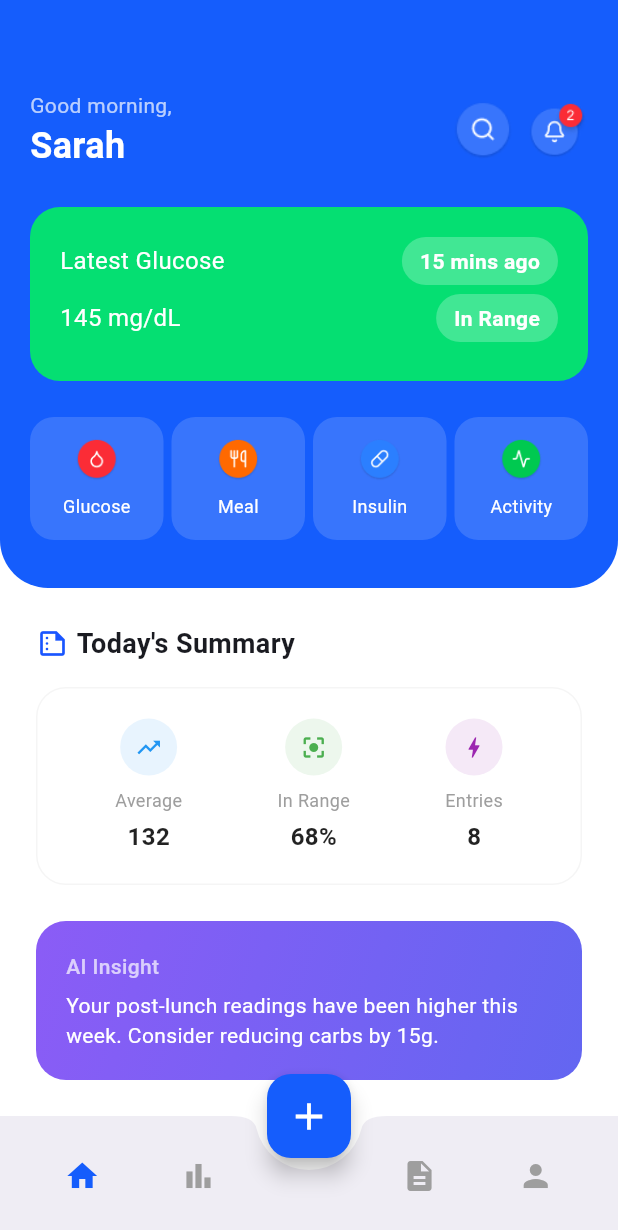
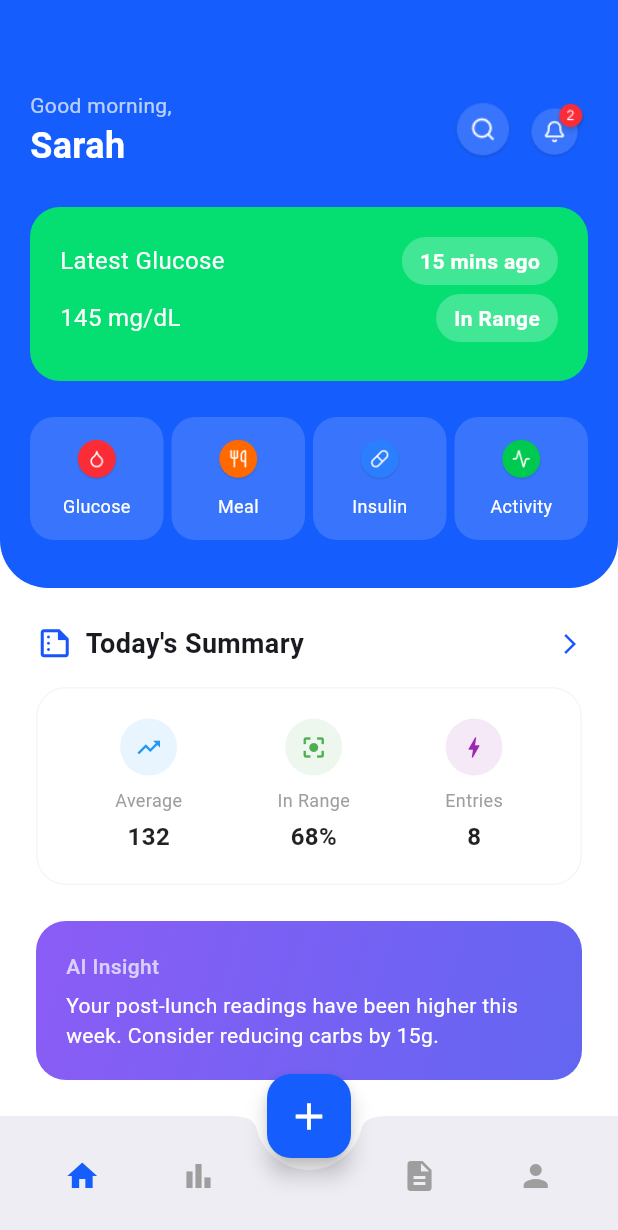
Before and after one commit to IsmailCoder366/Dialens, a Flutter app: the HomeScreen screen opened by its route, on a phone screen of 412 x 824 dp. Shown: the top 1230 px of the screen. Run offline on Flutter 3.47's test engine with Material 3 defaults, Android fonts, the phone set to English and light mode, and no system bars.

Commit message:
trailing icon added in section header

```diff
--- a/lib/features/home/screens/home_screen.dart
+++ b/lib/features/home/screens/home_screen.dart
@@ -81,8 +81,8 @@ class HomeScreen extends StatelessWidget {
                 crossAxisAlignment: CrossAxisAlignment.start,
                 children: [
                   _buildSectionHeader(
-
-                      icon: Icons.summarize_outlined,
+                      trailingIcon: Icons.arrow_forward_ios,
+                      leadingIcon: Icons.summarize_outlined,
                       "Today's Summary"),
                   const SizedBox(height: 16),
 
@@ -294,16 +294,21 @@ class HomeScreen extends StatelessWidget {
     );
   }
 
-  Widget _buildSectionHeader(String title, {bool showViewAll = false, IconData? icon}) {
+  Widget _buildSectionHeader(String title, {
+    bool showViewAll = false,
+    IconData? leadingIcon,
+    IconData? trailingIcon,
+    VoidCallback? onHeaderPressed,
+  }) {
     return Row(
       mainAxisAlignment: MainAxisAlignment.spaceBetween,
       children: [
         Row(
           children: [
-            if(icon != null) ...[
-              Icon(icon, size: 22, color: AppColors.primaryBlue)
+            if(leadingIcon != null) ...[
+              Icon(leadingIcon, size: 25, color: AppColors.primaryBlue)
             ],
-            SizedBox(width: 5),
+            SizedBox(width: 8),
             Text(
               title,
               style: const TextStyle(fontSize: 18, fontWeight: FontWeight.bold),
@@ -315,6 +320,10 @@ class HomeScreen extends StatelessWidget {
             onPressed: () {},
             child: const Text("View All", style: TextStyle(color: Colors.blue)),
           ),
+        if (trailingIcon != null) ...[
+          const SizedBox(width: 4),
+          Icon(trailingIcon, size: 16, color: AppColors.primaryBlue),
+        ],
       ],
     );
   }
```
